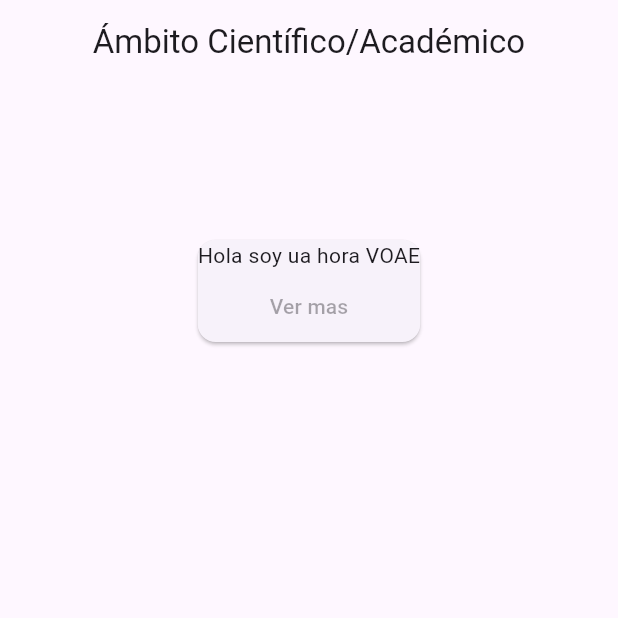
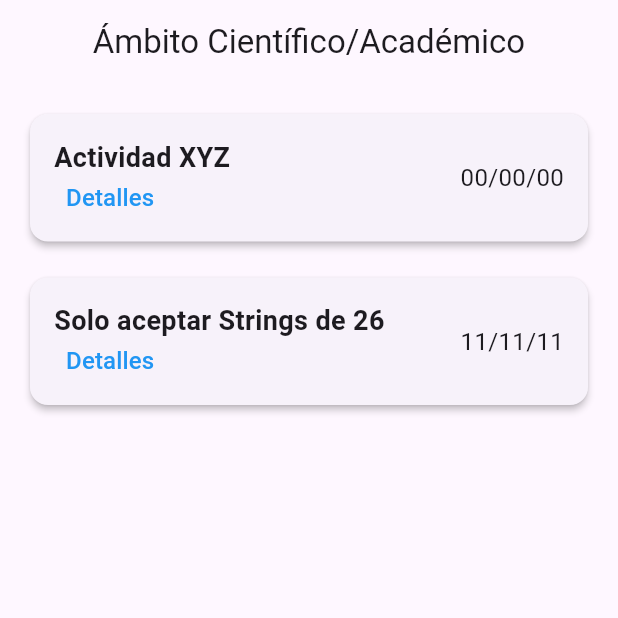
Before and after one commit to dandresrp/pumiagenda, a Flutter app: the PantallaAmbitoCientificoAcademico screen opened by its route, on a phone screen of 412 x 824 dp, the top half of it. Run offline on Flutter 3.47's test engine with Material 3 defaults, Android fonts, the phone set to English and light mode, and no system bars; our stand-ins replace go_router.

Commit message:
Agrega items de actividades a la pantalla ambito cientifico academico

```diff
--- a/lib/custom_widgets.dart
+++ b/lib/custom_widgets.dart
@@ -138,3 +138,68 @@ class CardHorasVoae extends StatelessWidget {
     );
   }
 }
+
+
+//card Roberto
+class ActividadCard extends StatelessWidget {
+  final String nombre;
+  final String fecha;
+
+  const ActividadCard({super.key, required this.nombre, required this.fecha});
+
+  @override
+  Widget build(BuildContext context) {
+    return InkWell(
+      onTap: () {
+
+      },
+      child: Card(
+        elevation: 2.0,
+        child:
+        Padding(
+          padding: const EdgeInsets.all(16.0),
+          child: Row(
+            mainAxisAlignment: MainAxisAlignment.spaceBetween,
+            children: [
+              Column(
+                crossAxisAlignment: CrossAxisAlignment.start,
+                children: [
+                  Text(
+                    nombre,
+                    style: const TextStyle(
+                      fontSize: 18.0,
+                      fontWeight: FontWeight.bold,
+                    ),
+                  ),
+                  TextButton(
+                    style: TextButton.styleFrom(
+                      padding: const EdgeInsets.symmetric(horizontal: 8.0, vertical: 2.0),
+                      minimumSize: const Size(0, 0),
+                      tapTargetSize: MaterialTapTargetSize.shrinkWrap
+                    ),
+                    onPressed: () {
+
+                    },
+                    child: const Text(
+                      'Detalles',
+                      style: TextStyle(
+                        color: Colors.blue,
+                        fontSize: 16.0,
+                      ),
+                    ),
+                  )
+                ],
+              ),
+              Text(
+                fecha,
+                style: const TextStyle(
+                  fontSize: 16.0,
+                ),
+              ),
+            ],
+          ),
+        ),
+      ),
+    );
+  }
+}
--- a/lib/pantallas/pantalla_ambito_cientifico_academico.dart
+++ b/lib/pantallas/pantalla_ambito_cientifico_academico.dart
@@ -1,5 +1,4 @@
 import 'package:flutter/material.dart';
-import 'package:go_router/go_router.dart';
 import 'package:pumiagenda/custom_widgets.dart';
 
 class PantallaAmbitoCientificoAcademico extends StatelessWidget {
@@ -10,26 +9,16 @@ class PantallaAmbitoCientificoAcademico extends StatelessWidget {
     return Scaffold(
       appBar: AppBar(
         title: const Text('Ámbito Científico/Académico'),
+
         centerTitle: true,
       ),
-      body: const SingleChildScrollView(
-        child: Padding(
-          padding: EdgeInsets.fromLTRB(40.0, 100.0, 40.0, 100.0),
-          child: Center(
-            child: Column(
-              children: [
-                Card(
-                  child: Column(
-                    children: [
-                      Text('Hola soy ua hora VOAE'),
-                      TextButton(onPressed: null, child: Text('Ver mas')),
-                    ],
-                  ),
-                ),
-              ],
-            ),
-          ),
-        ),
+      body: ListView(
+        padding: const EdgeInsets.all(16.0),
+        children: const [
+          ActividadCard(nombre: 'Actividad XYZ', fecha: '00/00/00'),
+          SizedBox(height: 16.0),
+          ActividadCard(nombre: 'Solo aceptar Strings de 26', fecha: '11/11/11'),
+        ],
       ),
     );
   }
```
Also changed, not shown: pubspec.lock.
